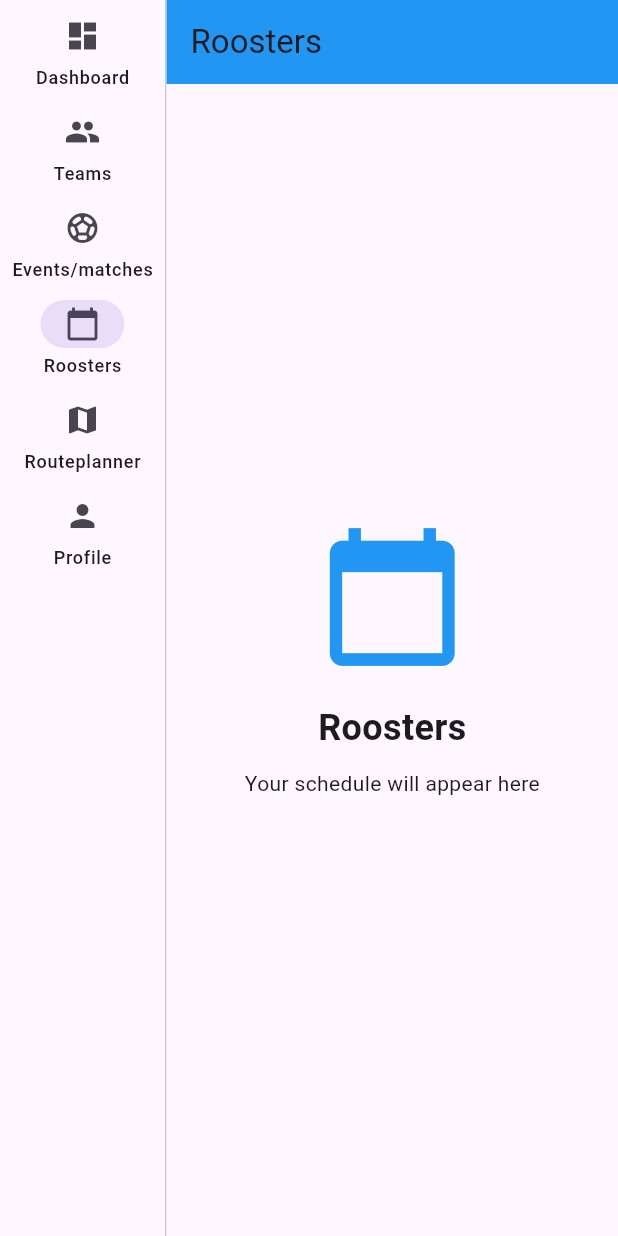
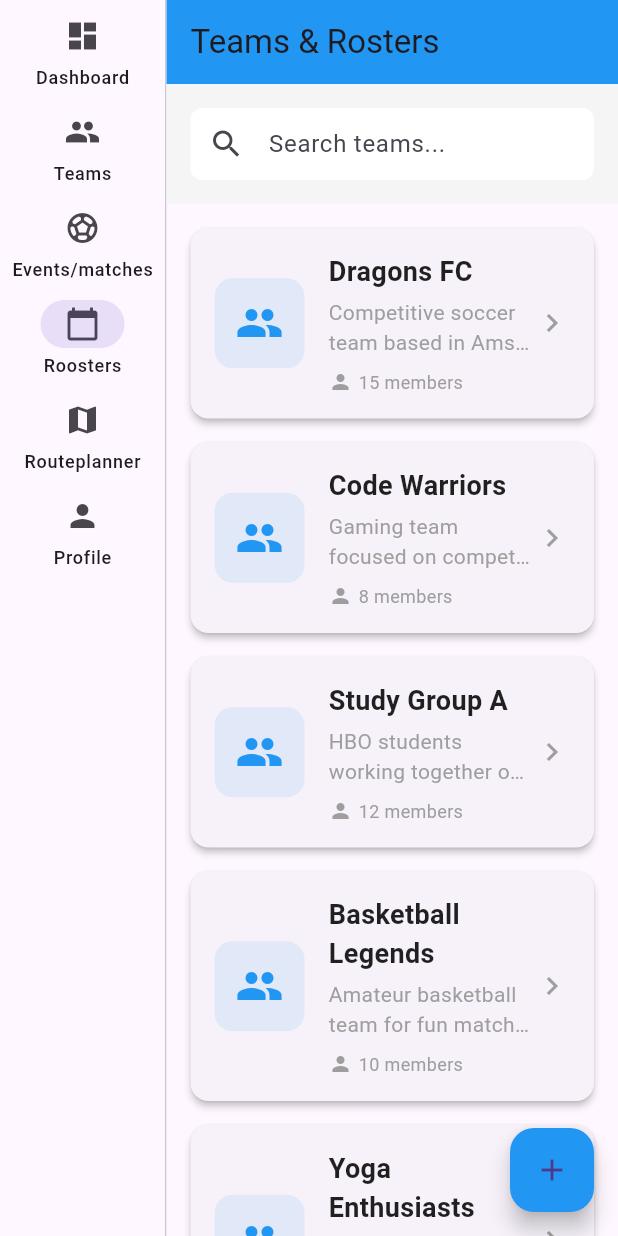
Before and after one commit to JMcoderr/Team-Management-App, a Flutter app: the screen it shows after launch, after a tap on "Teams", after a tap on "Events/matches", after a tap on "Roosters", on a phone screen of 412 x 824 dp. Run offline on Flutter 3.47's test engine with Material 3 defaults, Android fonts, the phone set to English and light mode, and no system bars; our stand-ins replace dio, flutter_riverpod; network calls fail.

Commit message:
#Feature Added Rosters page with team model, repository and providers

```diff
--- a/team_management_app_dev/lib/data/models/event.dart
+++ b/team_management_app_dev/lib/data/models/event.dart
@@ -49,7 +49,7 @@ class Event {
     };
   }
 
-  // ==================== HELPER METHODS ====================
+  // HELPER METHODS
 
   // Helper: extract time from date string
   static String _extractTime(String? dateString) {
--- /dev/null
+++ b/team_management_app_dev/lib/data/models/team.dart
@@ -0,0 +1,68 @@
+// Team model - represents a team in the app
+class Team {
+  final int id;
+  final String name;
+  final String description;
+  final int memberCount;
+  final String? imageUrl;
+  final DateTime createdAt;
+
+  Team({
+    required this.id,
+    required this.name,
+    required this.description,
+    required this.memberCount,
+    this.imageUrl,
+    required this.createdAt,
+  });
+
+  // Convert JSON from API to Team object
+  factory Team.fromJson(Map<String, dynamic> json) {
+    return Team(
+      id: json['id'] ?? 0,
+      name: json['name'] ?? 'Unknown Team',
+      description: json['description'] ?? '',
+      memberCount: json['memberCount'] ?? 0,
+      imageUrl: json['imageUrl'],
+      createdAt: json['createdAt'] != null
+          ? DateTime.parse(json['createdAt'])
+          : DateTime.now(),
+    );
+  }
+
+  // Convert Team object to JSON for API
+  Map<String, dynamic> toJson() {
+    return {
+      'id': id,
+      'name': name,
+      'description': description,
+      'memberCount': memberCount,
+      'imageUrl': imageUrl,
+      'createdAt': createdAt.toIso8601String(),
+    };
+  }
+
+  // Copy team with some changes
+  Team copyWith({
+    int? id,
+    String? name,
+    String? description,
+    int? memberCount,
+    String? imageUrl,
+    DateTime? createdAt,
+  }) {
+    return Team(
+      id: id ?? this.id,
+      name: name ?? this.name,
+      description: description ?? this.description,
+      memberCount: memberCount ?? this.memberCount,
+      imageUrl: imageUrl ?? this.imageUrl,
+      createdAt: createdAt ?? this.createdAt,
+    );
+  }
+
+  @override
+  String toString() {
+    return 'Team{id: $id, name: $name, members: $memberCount}';
+  }
+}
--- a/team_management_app_dev/lib/data/repositories/event_repository.dart
+++ b/team_management_app_dev/lib/data/repositories/event_repository.dart
@@ -128,7 +128,7 @@ class EventRepository {
     }
   }
 
-  // ==================== FILTER METHODS ====================
+  //FILTER METHODS
   /// Get only upcoming events
   Future<List<Event>> getUpcomingEvents() async {
     final allEvents = await getEvents();
--- /dev/null
+++ b/team_management_app_dev/lib/data/repositories/team_repository.dart
@@ -0,0 +1,162 @@
+import '../models/team.dart';
+import '../services/api_service.dart';
+import '../services/mock_team_data.dart';
+
+// Repository to manage team data
+class TeamRepository {
+  final ApiService _apiService;
+
+  // Cache stuff so we dont spam the API
+  List<Team>? _cachedTeams;
+  DateTime? _lastFetchTime;
+  static const cacheDuration = Duration(minutes: 5);
+
+  TeamRepository(this._apiService);
+
+  // Get all teams
+  Future<List<Team>> getTeams() async {
+    // Check if we have fresh cache
+    if (_cachedTeams != null && _lastFetchTime != null) {
+      final timeSinceLastFetch = DateTime.now().difference(_lastFetchTime!);
+      if (timeSinceLastFetch < cacheDuration) {
+        print('📦 Using cached teams');
+        return _cachedTeams!;
+      }
+    }
+
+    // Try getting from API
+    try {
+      print('🌐 Fetching teams from API...');
+      final response = await _apiService.get('/teams');
+
+      final List<dynamic> teamsJson = response.data;
+      final teams = teamsJson.map((json) => Team.fromJson(json)).toList();
+
+      // Save to cache
+      _cachedTeams = teams;
+      _lastFetchTime = DateTime.now();
+
+      print('✅ Got ${teams.length} teams from API');
+      return teams;
+
+    } catch (e) {
+      print('❌ API error, using mock data: $e');
+
+      // If we have old cache, use that
+      if (_cachedTeams != null) {
+        print('📦 Returning old cached teams');
+        return _cachedTeams!;
+      }
+
+      // Otherwise use mock data
+      print('🎭 Using mock teams');
+      final mockTeams = MockTeamData.getMockTeams();
+      _cachedTeams = mockTeams;
+      _lastFetchTime = DateTime.now();
+      return mockTeams;
+    }
+  }
+
+  // Get one team by id
+  Future<Team?> getTeamById(int id) async {
+    try {
+      print('🌐 Fetching team #$id...');
+      final response = await _apiService.get('/teams/$id');
+      return Team.fromJson(response.data);
+    } catch (e) {
+      print('❌ Error getting team: $e');
+
+      // Try finding in cache
+      if (_cachedTeams != null) {
+        try {
+          return _cachedTeams!.firstWhere((team) => team.id == id);
+        } catch (e) {
+          return null;
+        }
+      }
+      return null;
+    }
+  }
+
+  // Create new team
+  Future<Team> createTeam(Team team) async {
+    try {
+      print('🌐 Creating team: ${team.name}...');
+
+      final response = await _apiService.post('/teams', data: team.toJson());
+      final newTeam = Team.fromJson(response.data);
+
+      // Clear cache
+      _clearCache();
+
+      print('✅ Team created: ${newTeam.name}');
+      return newTeam;
+
+    } catch (e) {
+      print('❌ Error creating team: $e');
+      throw Exception('Failed to create team: $e');
+    }
+  }
+
+  // Update existing team
+  Future<Team> updateTeam(int id, Team team) async {
+    try {
+      print('🌐 Updating team #$id...');
+
+      final response = await _apiService.put('/teams/$id', data: team.toJson());
+      final updatedTeam = Team.fromJson(response.data);
+
+      // Clear cache
+      _clearCache();
+
+      print('✅ Team updated');
+      return updatedTeam;
+
+    } catch (e) {
+      print('❌ Error updating team: $e');
+      throw Exception('Failed to update team: $e');
+    }
+  }
+
+  // Delete team
+  Future<void> deleteTeam(int id) async {
+    try {
+      print('🌐 Deleting team #$id...');
+
+      await _apiService.delete('/teams/$id');
+
+      // Clear cache
+      _clearCache();
+
+      print('✅ Team deleted');
+
+    } catch (e) {
+      print('❌ Error deleting team: $e');
+      throw Exception('Failed to delete team: $e');
+    }
+  }
+
+  // Search teams by name or description
+  Future<List<Team>> searchTeams(String query) async {
+    final allTeams = await getTeams();
+    final lowerQuery = query.toLowerCase();
+
+    return allTeams.where((team) {
+      return team.name.toLowerCase().contains(lowerQuery) ||
+             team.description.toLowerCase().contains(lowerQuery);
+    }).toList();
+  }
+
+  // Clear cache
+  void _clearCache() {
+    _cachedTeams = null;
+    _lastFetchTime = null;
+    print('🗑️ Cache cleared');
+  }
+
+  // Force refresh
+  Future<List<Team>> refreshTeams() async {
+    _clearCache();
+    return await getTeams();
+  }
+}
--- /dev/null
+++ b/team_management_app_dev/lib/data/services/mock_team_data.dart
@@ -0,0 +1,44 @@
+import '../models/team.dart';
+
+// Mock data for teams when API is down
+class MockTeamData {
+  static List<Team> getMockTeams() {
+    return [
+      Team(
+        id: 1,
+        name: 'Dragons FC',
+        description: 'Competitive soccer team based in Amsterdam',
+        memberCount: 15,
+        createdAt: DateTime(2025, 9, 1),
+      ),
+      Team(
+        id: 2,
+        name: 'Code Warriors',
+        description: 'Gaming team focused on competitive esports',
+        memberCount: 8,
+        createdAt: DateTime(2025, 10, 15),
+      ),
+      Team(
+        id: 3,
+        name: 'Study Group A',
+        description: 'HBO students working together on projects',
+        memberCount: 12,
+        createdAt: DateTime(2025, 11, 3),
+      ),
+      Team(
+        id: 4,
+        name: 'Basketball Legends',
+        description: 'Amateur basketball team for fun matches',
+        memberCount: 10,
+        createdAt: DateTime(2025, 9, 20),
+      ),
+      Team(
+        id: 5,
+        name: 'Yoga Enthusiasts',
+        description: 'Weekly yoga sessions and wellness activities',
+        memberCount: 20,
+        createdAt: DateTime(2025, 12, 1),
+      ),
+    ];
+  }
+}
--- a/team_management_app_dev/lib/main.dart
+++ b/team_management_app_dev/lib/main.dart
@@ -2,6 +2,7 @@ import 'package:flutter/material.dart';
 import 'package:flutter_riverpod/flutter_riverpod.dart';
 import 'pages/dashboard_page.dart';
 import 'pages/events_page.dart';
+import 'pages/rosters_page.dart';
 
 void main() {
   runApp(
@@ -37,7 +38,6 @@ class MainNavigation extends StatefulWidget {
 }
 
 class _MainNavigationState extends State<MainNavigation> {
-  // STATE: This remembers which page we're on (0-5)
   // 0 = Dashboard, 1 = Teams, 2 = Events, 3 = Roosters, 4 = Routeplanner, 5 = Profile
   int _selectedIndex = 0;
 
@@ -110,7 +110,7 @@ class _MainNavigationState extends State<MainNavigation> {
       case 2:
         return const EventsPage();
       case 3:
-        return const RoostersPage();
+        return const RostersPage();
       case 4:
         return const RouteplannerPage();
       case 5:
@@ -121,7 +121,7 @@ class _MainNavigationState extends State<MainNavigation> {
   }
 }
 
-// TEAMS PAGE (Placeholder)
+// Teams page
 class TeamsPage extends StatelessWidget {
   const TeamsPage({Key? key}) : super(key: key);
 
@@ -151,7 +151,7 @@ class TeamsPage extends StatelessWidget {
   }
 }
 
-// ROOSTERS PAGE (Placeholder)
+// Rosters page
 class RoostersPage extends StatelessWidget {
   const RoostersPage({Key? key}) : super(key: key);
 
@@ -181,7 +181,7 @@ class RoostersPage extends StatelessWidget {
   }
 }
 
-// ROUTEPLANNER PAGE (Placeholder)
+// Routeplanner page
 class RouteplannerPage extends StatelessWidget {
   const RouteplannerPage({Key? key}) : super(key: key);
 
@@ -211,7 +211,7 @@ class RouteplannerPage extends StatelessWidget {
   }
 }
 
-// PROFILE PAGE (Placeholder)
+// Profile page
 class ProfilePage extends StatelessWidget {
   const ProfilePage({Key? key}) : super(key: key);
 
--- /dev/null
+++ b/team_management_app_dev/lib/pages/rosters_page.dart
@@ -0,0 +1,178 @@
+import 'package:flutter/material.dart';
+import 'package:flutter_riverpod/flutter_riverpod.dart';
+import '../widgets/team_card.dart';
+import '../providers/team_provider.dart';
+
+// Rosters page - shows list of all teams
+class RostersPage extends ConsumerStatefulWidget {
+  const RostersPage({Key? key}) : super(key: key);
+
+  @override
+  ConsumerState<RostersPage> createState() => _RostersPageState();
+}
+
+class _RostersPageState extends ConsumerState<RostersPage> {
+
+  @override
+  Widget build(BuildContext context) {
+    return Scaffold(
+      appBar: AppBar(
+        title: const Text('Teams & Rosters'),
+        backgroundColor: Colors.blue,
+      ),
+      body: Column(
+        children: [
+          // Search bar
+          Container(
+            padding: const EdgeInsets.all(16),
+            color: Colors.grey[100],
+            child: TextField(
+              onChanged: (value) {
+                // Update search query
+                ref.read(teamSearchQueryProvider.notifier).update(value);
+              },
+              decoration: InputDecoration(
+                hintText: 'Search teams...',
+                prefixIcon: const Icon(Icons.search),
+                filled: true,
+                fillColor: Colors.white,
+                border: OutlineInputBorder(
+                  borderRadius: BorderRadius.circular(8),
+                  borderSide: BorderSide.none,
+                ),
+                contentPadding: const EdgeInsets.symmetric(vertical: 0),
+              ),
+            ),
+          ),
+
+          // Team list
+          Expanded(
+            child: _buildTeamList(),
+          ),
+        ],
+      ),
+
+      // Add team button
+      floatingActionButton: FloatingActionButton(
+        onPressed: () {
+          // TODO: Open add team form
+          ScaffoldMessenger.of(context).clearSnackBars();
+          ScaffoldMessenger.of(context).showSnackBar(
+            const SnackBar(
+              content: Text('Add Team - Coming Soon!'),
+              duration: Duration(seconds: 1),
+            ),
+          );
+        },
+        backgroundColor: Colors.blue,
+        child: const Icon(Icons.add),
+      ),
+    );
+  }
+
+  // Build team list
+  Widget _buildTeamList() {
+    final filteredTeamsAsync = ref.watch(filteredTeamsProvider);
+
+    return filteredTeamsAsync.when(
+      // Loading state
+      loading: () => const Center(
+        child: Column(
+          mainAxisAlignment: MainAxisAlignment.center,
+          children: [
+            CircularProgressIndicator(),
+            SizedBox(height: 16),
+            Text('Loading teams...'),
+          ],
+        ),
+      ),
+
+      // Error state
+      error: (error, stack) => Center(
+        child: Column(
+          mainAxisAlignment: MainAxisAlignment.center,
+          children: [
+            Icon(Icons.error_outline, size: 64, color: Colors.red[300]),
+            const SizedBox(height: 16),
+            Text(
+              'Oops! Something went wrong',
+              style: TextStyle(fontSize: 18, color: Colors.grey[600]),
+            ),
+            const SizedBox(height: 8),
+            Text(
+              error.toString(),
+              style: TextStyle(fontSize: 12, color: Colors.grey[500]),
+              textAlign: TextAlign.center,
+            ),
+            const SizedBox(height: 16),
+            ElevatedButton.icon(
+              onPressed: () {
+                // Refresh
+                ref.invalidate(teamsProvider);
+              },
+              icon: const Icon(Icons.refresh),
+              label: const Text('Try Again'),
+            ),
+          ],
+        ),
+      ),
+
+      // Success state
+      data: (teams) {
+        // Empty state
+        if (teams.isEmpty) {
+          return Center(
+            child: Column(
+              mainAxisAlignment: MainAxisAlignment.center,
+              children: [
+                Icon(Icons.group_off, size: 64, color: Colors.grey[400]),
+                const SizedBox(height: 16),
+                Text(
+                  'No teams found',
+                  style: TextStyle(fontSize: 18, color: Colors.grey[600]),
+                ),
+                const SizedBox(height: 8),
+                Text(
+                  ref.watch(teamSearchQueryProvider).isNotEmpty
+                      ? 'Try a different search'
+                      : 'Create your first team!',
+                  style: TextStyle(fontSize: 14, color: Colors.grey[500]),
+                ),
+              ],
+            ),
+          );
+        }
+
+        // Show teams
+        return RefreshIndicator(
+          // Swipe down to refresh
+          onRefresh: () async {
+            ref.invalidate(teamsProvider);
+          },
+          child: ListView.builder(
+            padding: const EdgeInsets.symmetric(horizontal: 0, vertical: 8),
+            itemCount: teams.length,
+            itemBuilder: (context, index) {
+              final team = teams[index];
+              return TeamCard(
+                name: team.name,
+                description: team.description,
+                memberCount: team.memberCount,
+                onTap: () {
+                  // Show team details
+                  ScaffoldMessenger.of(context).clearSnackBars();
+                  ScaffoldMessenger.of(context).showSnackBar(
+                    SnackBar(
+                      content: Text('Viewing ${team.name} details'),
+                      duration: const Duration(seconds: 1),
+                    ),
+                  );
+                },
+              );
+            },
+          ),
+        );
+      },
+    );
+  }
+}
--- /dev/null
+++ b/team_management_app_dev/lib/providers/team_provider.dart
@@ -0,0 +1,54 @@
+import 'package:flutter_riverpod/flutter_riverpod.dart';
+import '../data/models/team.dart';
+import '../data/repositories/team_repository.dart';
+import 'event_provider.dart';
+
+// Provider for team repository
+final teamRepositoryProvider = Provider<TeamRepository>((ref) {
+  final apiService = ref.watch(apiServiceProvider);
+  return TeamRepository(apiService);
+});
+
+// Provider for all teams
+final teamsProvider = FutureProvider<List<Team>>((ref) async {
+  final repository = ref.watch(teamRepositoryProvider);
+  return repository.getTeams();
+});
+
+// State provider for search query
+final teamSearchQueryProvider = NotifierProvider<TeamSearchQueryNotifier, String>(() {
+  return TeamSearchQueryNotifier();
+});
+
+class TeamSearchQueryNotifier extends Notifier<String> {
+  @override
+  String build() => '';
+
+  void update(String query) => state = query;
+}
+
+// Provider for filtered teams (with search)
+final filteredTeamsProvider = Provider<AsyncValue<List<Team>>>((ref) {
+  final teamsAsync = ref.watch(teamsProvider);
+  final searchQuery = ref.watch(teamSearchQueryProvider);
+
+  return teamsAsync.when(
+    data: (teams) {
+      // If no search, return all teams
+      if (searchQuery.isEmpty) {
+        return AsyncValue.data(teams);
+      }
+
+      // Filter by search query
+      final query = searchQuery.toLowerCase();
+      final filtered = teams.where((team) {
+        return team.name.toLowerCase().contains(query) ||
+               team.description.toLowerCase().contains(query);
+      }).toList();
+
+      return AsyncValue.data(filtered);
+    },
+    loading: () => const AsyncValue.loading(),
+    error: (err, stack) => AsyncValue.error(err, stack),
+  );
+});
--- a/team_management_app_dev/lib/widgets/event_card.dart
+++ b/team_management_app_dev/lib/widgets/event_card.dart
@@ -28,8 +28,6 @@ class EventCard extends StatelessWidget {
       child: InkWell(
         // InkWell = makes the card clickable with ripple effect
         onTap: () {
-          // TODO: Navigate to event details page
-          // For now, just show a message
           // Clear any existing snackbar first (instant dismiss)
           ScaffoldMessenger.of(context).clearSnackBars();
           // Show new snackbar with 1 second duration
--- /dev/null
+++ b/team_management_app_dev/lib/widgets/team_card.dart
@@ -0,0 +1,103 @@
+import 'package:flutter/material.dart';
+
+// Reusable team card widget
+class TeamCard extends StatelessWidget {
+  final String name;
+  final String description;
+  final int memberCount;
+  final VoidCallback onTap;
+
+  const TeamCard({
+    Key? key,
+    required this.name,
+    required this.description,
+    required this.memberCount,
+    required this.onTap,
+  }) : super(key: key);
+
+  @override
+  Widget build(BuildContext context) {
+    return Card(
+      margin: const EdgeInsets.symmetric(horizontal: 16, vertical: 8),
+      elevation: 2,
+      child: InkWell(
+        onTap: onTap,
+        borderRadius: BorderRadius.circular(12),
+        child: Padding(
+          padding: const EdgeInsets.all(16),
+          child: Row(
+            children: [
+              // Team icon
+              Container(
+                width: 60,
+                height: 60,
+                decoration: BoxDecoration(
+                  color: Colors.blue.withOpacity(0.1),
+                  borderRadius: BorderRadius.circular(12),
+                ),
+                child: const Icon(
+                  Icons.group,
+                  size: 32,
+                  color: Colors.blue,
+                ),
+              ),
+              const SizedBox(width: 16),
+
+              // Team info
+              Expanded(
+                child: Column(
+                  crossAxisAlignment: CrossAxisAlignment.start,
+                  children: [
+                    // Team name
+                    Text(
+                      name,
+                      style: const TextStyle(
+                        fontSize: 18,
+                        fontWeight: FontWeight.bold,
+                        color: Colors.black87,
+                      ),
+                    ),
+                    const SizedBox(height: 4),
+
+                    // Description
+                    Text(
+                      description,
+                      style: const TextStyle(
+                        fontSize: 14,
+                        color: Colors.grey,
+                      ),
+                      maxLines: 2,
+                      overflow: TextOverflow.ellipsis,
+                    ),
+                    const SizedBox(height: 8),
+
+                    // Member count
+                    Row(
+                      children: [
+                        const Icon(Icons.person, size: 16, color: Colors.grey),
+                        const SizedBox(width: 4),
+                        Text(
+                          '$memberCount members',
+                          style: const TextStyle(
+                            fontSize: 12,
+                            color: Colors.grey,
+                          ),
+                        ),
+                      ],
+                    ),
+                  ],
+                ),
+              ),
+
+              // Arrow icon
+              const Icon(
+                Icons.chevron_right,
+                color: Colors.grey,
+              ),
+            ],
+          ),
+        ),
+      ),
+    );
+  }
+}
```
Also changed, not shown: team_management_app_dev/lib/pages/dashboard_page.dart (+4 -5 lines), team_management_app_dev/lib/pages/events_page.dart (+5 -5 lines), team_management_app_dev/lib/widgets/stats_card.dart (+7 -16 lines).
